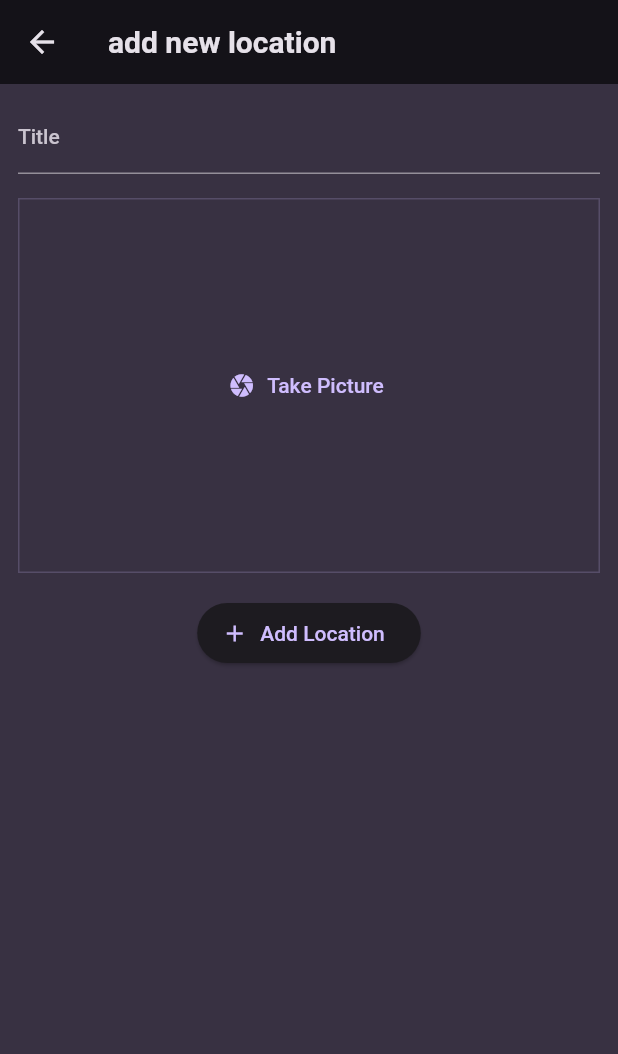
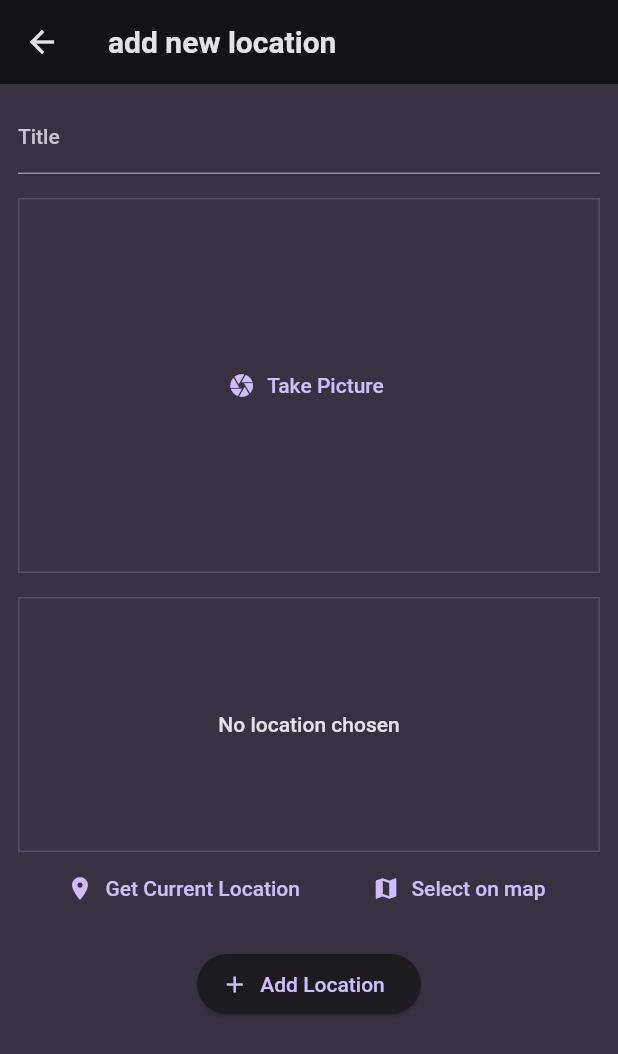
Before and after one commit to Rachidoulgour/location_app, a Flutter app: the AddLocationScreen screen opened directly, on a phone screen of 412 x 824 dp. Shown: the top 1054 px of the screen. Run offline on Flutter 3.47's test engine with Material 2 defaults, Android fonts, the phone set to English and light mode, and no system bars; our stand-ins replace flutter_riverpod, google_fonts, image_picker.

Commit message:
starting with get location button

```diff
--- a/lib/screens/add_location.dart
+++ b/lib/screens/add_location.dart
@@ -3,6 +3,7 @@
 import 'package:flutter_riverpod/flutter_riverpod.dart';
 import 'package:locations_app/providers/user_locations.dart';
 import 'package:locations_app/widgets/image_input.dart';
+import 'package:locations_app/widgets/location_input.dart';
 
 class AddLocationScreen extends ConsumerStatefulWidget {
   const AddLocationScreen({super.key});
@@ -51,7 +52,7 @@
                   TextStyle(color: Theme.of(context).colorScheme.onBackground),
             ),
             const SizedBox(
-              height: 16,
+              height: 16
             ),
             ImageInput(
               onPickImage: (image) {
@@ -59,7 +60,11 @@
               },
             ),
             const SizedBox(
-              height: 16,
+              height: 16
+            ),
+            LocationInput(),
+            const SizedBox(
+              height: 16
             ),
             ElevatedButton.icon(
               onPressed: _saveLocation,
--- /dev/null
+++ b/lib/widgets/location_input.dart
@@ -0,0 +1,50 @@
+import 'package:flutter/material.dart';
+
+class LocationInput extends StatefulWidget {
+  const LocationInput({super.key});
+
+  @override
+  State<LocationInput> createState() {
+    return _LocationInputState();
+  }
+}
+
+class _LocationInputState extends State<LocationInput> {
+  @override
+  Widget build(BuildContext context) {
+    return Column(
+      children: [
+        Container(
+          height: 170,
+          width: double.infinity,
+          alignment: Alignment.center,
+          decoration: BoxDecoration(
+            border: Border.all(
+              width: 1,
+              color: Theme.of(context).colorScheme.primary.withOpacity(0.2),
+            ),
+          ),
+          child: Text('No location chosen',
+          textAlign: TextAlign.center, style: Theme.of(context).textTheme.bodyLarge!.copyWith(
+            color: Theme.of(context).colorScheme.onBackground,
+          ),)
+        ),
+        Row(
+          mainAxisAlignment: MainAxisAlignment.spaceEvenly,
+          children: [
+            TextButton.icon(
+              icon: const Icon(Icons.location_on),
+              label: const Text('Get Current Location'),
+              onPressed: () {},
+            ),
+            TextButton.icon(
+              icon: const Icon(Icons.map),
+              label: const Text('Select on map'),
+              onPressed: () {},
+            ),
+          ],
+        ),
+      ],
+    );
+  }
+}
```
